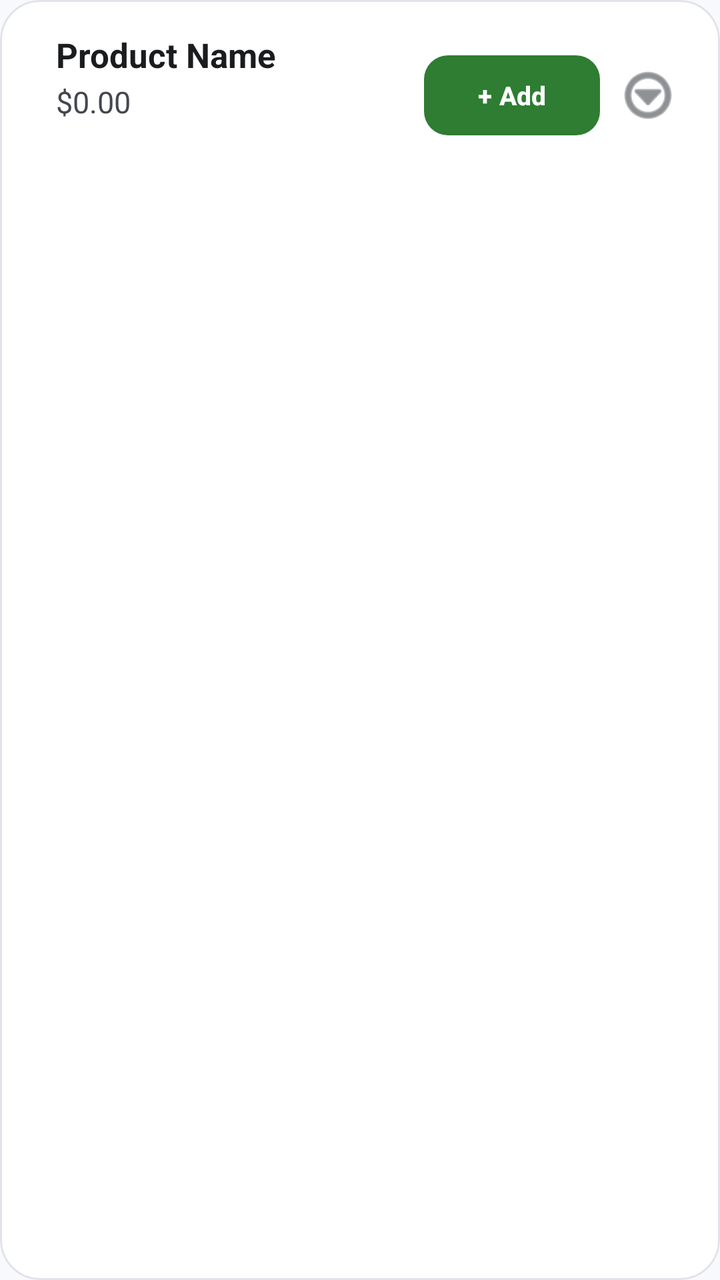
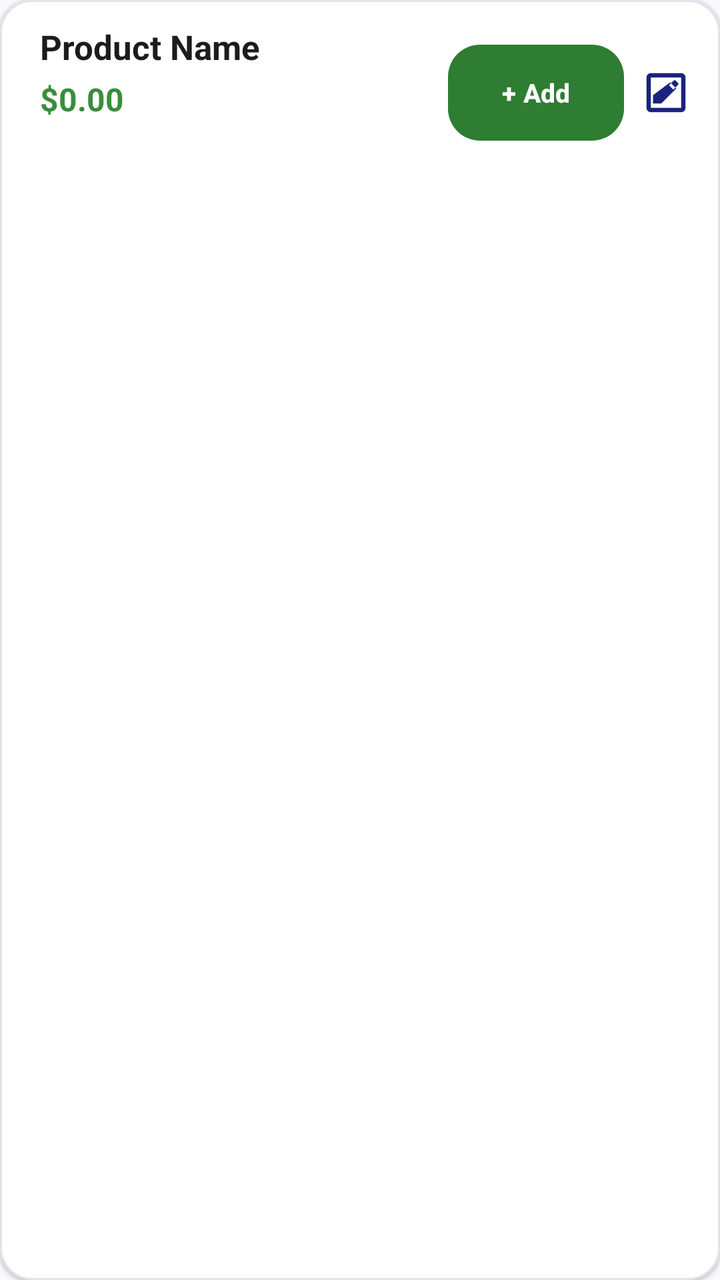

Two renders of the same Android screen: before a commit and after it. Below are the layout's source before the change and the commit's diff.
<!-- AndroidManifest.xml: application theme Theme.PosExpress -->
<!-- res/layout/product_item.xml -->
<?xml version="1.0" encoding="utf-8"?>
<com.google.android.material.card.MaterialCardView xmlns:android="http://schemas.android.com/apk/res/android"
    xmlns:app="http://schemas.android.com/apk/res-auto"
    android:id="@+id/productCard"
    android:layout_width="match_parent"
    android:layout_height="wrap_content"
    android:layout_marginHorizontal="16dp"
    android:layout_marginVertical="8dp"
    app:cardCornerRadius="20dp"
    app:cardElevation="0dp"
    app:strokeWidth="1dp"
    app:strokeColor="@color/surfaceVariant"
    app:cardBackgroundColor="@color/white">

    <LinearLayout
        android:layout_width="match_parent"
        android:layout_height="wrap_content"
        android:orientation="horizontal"
        android:gravity="center_vertical">

        
        <View
            android:id="@+id/selectionIndicator"
            android:layout_width="6dp"
            android:layout_height="match_parent"
            android:background="@color/successEmerald"
            android:visibility="gone" />

        <LinearLayout
            android:layout_width="match_parent"
            android:layout_height="wrap_content"
            android:orientation="horizontal"
            android:padding="16dp"
            android:gravity="center_vertical">



            <LinearLayout
                android:layout_width="0dp"
                android:layout_height="wrap_content"
                android:layout_weight="1"
                android:layout_marginStart="12dp"
                android:orientation="vertical">

                <LinearLayout
                    android:layout_width="wrap_content"
                    android:layout_height="wrap_content"
                    android:orientation="horizontal"
                    android:gravity="center_vertical">

                    <TextView
                        android:id="@+id/tvProductName"
                        android:layout_width="wrap_content"
                        android:layout_height="wrap_content"
                        android:text="Product Name"
                        android:textSize="17sp"
                        android:textColor="@color/textPrimary"
                        android:textStyle="bold" />

                    <TextView
                        android:id="@+id/tvQuantityBadge"
                        android:layout_width="wrap_content"
                        android:layout_height="wrap_content"
                        android:layout_marginStart="8dp"
                        android:background="@drawable/badge_background"
                        android:paddingHorizontal="8dp"
                        android:paddingVertical="2dp"
                        android:text="x1"
                        android:textColor="@color/onSuccessContainer"
                        android:textSize="11sp"
                        android:textStyle="bold"
                        android:visibility="gone" />
                </LinearLayout>

                <TextView
                    android:id="@+id/tvProductPrice"
                    android:layout_width="wrap_content"
                    android:layout_height="wrap_content"
                    android:text="$0.00"
                    android:layout_marginTop="2dp"
                    android:textSize="15sp"
                    android:textColor="@color/textSecondary" />

                <TextView
                    android:id="@+id/tvProductCategory"
                    android:layout_width="wrap_content"
                    android:layout_height="wrap_content"
                    android:layout_marginTop="2dp"
                    android:textSize="12sp"
                    android:textColor="@color/primaryLight"
                    android:textStyle="italic" />
            </LinearLayout>

            <FrameLayout
                android:layout_width="wrap_content"
                android:layout_height="wrap_content">

                <com.google.android.material.button.MaterialButton
                    android:id="@+id/btnAddCart"
                    style="@style/Widget.Material3.Button"
                    android:layout_width="wrap_content"
                    android:layout_height="wrap_content"
                    android:text="@string/btn_add"
                    android:textColor="@color/white"
                    android:textSize="13sp"
                    android:textStyle="bold"
                    app:backgroundTint="@color/successGreen"
                    app:cornerRadius="12dp"
                    android:visibility="visible"/>

                <LinearLayout
                    android:id="@+id/layoutQtyControls"
                    android:layout_width="wrap_content"
                    android:layout_height="wrap_content"
                    android:orientation="horizontal"
                    android:gravity="center"
                    android:visibility="gone">

                    <com.google.android.material.button.MaterialButton
                        android:id="@+id/btnMinus"
                        style="@style/Widget.Material3.Button.IconButton.Filled.Tonal"
                        android:layout_width="32dp"
                        android:layout_height="32dp"
                        android:padding="0dp"
                        android:text="-"
                        android:textSize="16sp"
                        app:cornerRadius="8dp" />

                    <TextView
                        android:id="@+id/tvQuantity"
                        android:layout_width="wrap_content"
                        android:layout_height="wrap_content"
                        android:layout_marginHorizontal="10dp"
                        android:text="1"
                        android:textColor="@color/textPrimary"
                        android:textSize="15sp"
                        android:textStyle="bold" />

                    <com.google.android.material.button.MaterialButton
                        android:id="@+id/btnPlus"
                        style="@style/Widget.Material3.Button.IconButton.Filled"
                        android:layout_width="32dp"
                        android:layout_height="32dp"
                        android:padding="0dp"
                        android:text="+"
                        android:textSize="16sp"
                        app:cornerRadius="8dp" />

                </LinearLayout>
            </FrameLayout>

            <ImageButton
                android:id="@+id/btnMore"
                android:layout_width="40dp"
                android:layout_height="40dp"
                android:layout_marginStart="4dp"
                android:background="?attr/selectableItemBackgroundBorderless"
                android:src="@android:drawable/ic_menu_more"
                app:tint="@color/textSecondary"
                android:contentDescription="More options" />

        </LinearLayout>

    </LinearLayout>

</com.google.android.material.card.MaterialCardView>
<!-- resources referenced by this layout -->
<resources>
  <color name="onSuccessContainer">#0A3622</color>
  <color name="primaryLight">#534BAE</color>
  <color name="successEmerald">#388E3C</color>
  <color name="successGreen">#2E7D32</color>
  <color name="surfaceVariant">#E1E2EC</color>
  <color name="textPrimary">#1A1C1E</color>
  <color name="textSecondary">#44474E</color>
  <color name="white">#FFFFFF</color>
  <!-- drawable badge_background (drawable) -->
  <?xml version="1.0" encoding="utf-8"?>
  <shape xmlns:android="http://schemas.android.com/apk/res/android">
      <solid android:color="@color/successContainer" />
      <corners android:radius="8dp" />
  </shape>
  <string name="btn_add">+ Add</string>
  <style name="Theme.PosExpress" parent="Base.Theme.PosExpress" />
  <color name="successContainer">#D1E7DD</color>
  <style name="Base.Theme.PosExpress" parent="Theme.Material3.DayNight.NoActionBar">
          <item name="colorPrimary">@color/primaryNavy</item>
          <item name="colorOnPrimary">@color/white</item>
          <item name="android:windowBackground">@color/backgroundOffWhite</item>
          <item name="android:statusBarColor">@color/primaryNavy</item>
          <item name="colorSecondaryContainer">@color/surfaceVariant</item>
          <item name="colorOnSecondaryContainer">@color/primaryNavy</item>
      </style>
  <color name="primaryNavy">#1A237E</color>
  <color name="backgroundOffWhite">#F8F9FA</color>
</resources>

<!-- the commit's change to res/layout/product_item.xml (unified diff, before → after) -->
@@ -6,8 +6,8 @@
     android:layout_height="wrap_content"
     android:layout_marginHorizontal="16dp"
     android:layout_marginVertical="8dp"
-    app:cardCornerRadius="20dp"
-    app:cardElevation="0dp"
+    app:cardCornerRadius="16dp"
+    app:cardElevation="1dp"
     app:strokeWidth="1dp"
     app:strokeColor="@color/surfaceVariant"
     app:cardBackgroundColor="@color/white">
@@ -30,16 +30,14 @@
             android:layout_width="match_parent"
             android:layout_height="wrap_content"
             android:orientation="horizontal"
-            android:padding="16dp"
+            android:padding="12dp"
             android:gravity="center_vertical">
-
-
 
             <LinearLayout
                 android:layout_width="0dp"
                 android:layout_height="wrap_content"
                 android:layout_weight="1"
-                android:layout_marginStart="12dp"
+                android:layout_marginStart="8dp"
                 android:orientation="vertical">
 
                 <LinearLayout
@@ -77,15 +75,16 @@
                     android:layout_width="wrap_content"
                     android:layout_height="wrap_content"
                     android:text="$0.00"
-                    android:layout_marginTop="2dp"
-                    android:textSize="15sp"
-                    android:textColor="@color/textSecondary" />
+                    android:layout_marginTop="4dp"
+                    android:textSize="16sp"
+                    android:textStyle="bold"
+                    android:textColor="@color/successEmerald" />
 
                 <TextView
                     android:id="@+id/tvProductCategory"
                     android:layout_width="wrap_content"
                     android:layout_height="wrap_content"
-                    android:layout_marginTop="2dp"
+                    android:layout_marginTop="4dp"
                     android:textSize="12sp"
                     android:textColor="@color/primaryLight"
                     android:textStyle="italic" />
@@ -93,7 +92,8 @@
 
             <FrameLayout
                 android:layout_width="wrap_content"
-                android:layout_height="wrap_content">
+                android:layout_height="wrap_content"
+                android:layout_marginStart="8dp">
 
                 <com.google.android.material.button.MaterialButton
                     android:id="@+id/btnAddCart"
@@ -104,8 +104,12 @@
                     android:textColor="@color/white"
                     android:textSize="13sp"
                     android:textStyle="bold"
+                    android:insetTop="0dp"
+                    android:insetBottom="0dp"
+                    android:paddingHorizontal="4dp"
+                    android:paddingVertical="4dp"
                     app:backgroundTint="@color/successGreen"
-                    app:cornerRadius="12dp"
+                    app:cornerRadius="16dp"
                     android:visibility="visible"/>
 
                 <LinearLayout
@@ -119,12 +123,12 @@
                     <com.google.android.material.button.MaterialButton
                         android:id="@+id/btnMinus"
                         style="@style/Widget.Material3.Button.IconButton.Filled.Tonal"
-                        android:layout_width="32dp"
-                        android:layout_height="32dp"
+                        android:layout_width="34dp"
+                        android:layout_height="34dp"
                         android:padding="0dp"
                         android:text="-"
                         android:textSize="16sp"
-                        app:cornerRadius="8dp" />
+                        app:cornerRadius="10dp" />
 
                     <TextView
                         android:id="@+id/tvQuantity"
@@ -139,25 +143,27 @@
                     <com.google.android.material.button.MaterialButton
                         android:id="@+id/btnPlus"
                         style="@style/Widget.Material3.Button.IconButton.Filled"
-                        android:layout_width="32dp"
-                        android:layout_height="32dp"
+                        android:layout_width="34dp"
+                        android:layout_height="34dp"
                         android:padding="0dp"
                         android:text="+"
                         android:textSize="16sp"
-                        app:cornerRadius="8dp" />
+                        app:cornerRadius="10dp" />
 
                 </LinearLayout>
             </FrameLayout>
 
             <ImageButton
                 android:id="@+id/btnMore"
-                android:layout_width="40dp"
-                android:layout_height="40dp"
-                android:layout_marginStart="4dp"
+                android:layout_width="30dp"
+                android:layout_height="30dp"
+                android:layout_marginStart="6dp"
                 android:background="?attr/selectableItemBackgroundBorderless"
-                android:src="@android:drawable/ic_menu_more"
-                app:tint="@color/textSecondary"
-                android:contentDescription="More options" />
+                android:src="@drawable/ic_edit_modern"
+                android:scaleType="centerInside"
+                android:padding="2dp"
+                app:tint="@color/primaryNavy"
+                android:contentDescription="Edit Product" />
 
         </LinearLayout>
 
<!-- resource entries referenced after the edit -->
@@ -2,11 +2,11 @@
 <resources>
   <color name="onSuccessContainer">#0A3622</color>
   <color name="primaryLight">#534BAE</color>
+  <color name="primaryNavy">#1A237E</color>
   <color name="successEmerald">#388E3C</color>
   <color name="successGreen">#2E7D32</color>
   <color name="surfaceVariant">#E1E2EC</color>
   <color name="textPrimary">#1A1C1E</color>
-  <color name="textSecondary">#44474E</color>
   <color name="white">#FFFFFF</color>
   <!-- drawable badge_background (drawable) -->
   <?xml version="1.0" encoding="utf-8"?>
@@ -14,6 +14,16 @@
       <solid android:color="@color/successContainer" />
       <corners android:radius="8dp" />
   </shape>
+  <!-- drawable ic_edit_modern (drawable) -->
+  <vector xmlns:android="http://schemas.android.com/apk/res/android"
+      android:width="40dp"
+      android:height="40dp"
+      android:viewportWidth="24"
+      android:viewportHeight="24">
+      <path
+          android:fillColor="#FF000000"
+          android:pathData="M19,3H5C3.89,3 3,3.89 3,5V19C3,20.1 3.89,21 5,21H19C20.11,21 21,20.1 21,19V5C21,3.89 20.11,3 19,3M19,19H5V5H19V19M17.58,7.58C17.81,7.81 17.81,8.19 17.58,8.42L15.42,10.58L13.42,8.58L15.58,6.42C15.81,6.19 16.19,6.19 16.42,6.42L17.58,7.58M6,13.17V17H9.83L16.76,10.07L13.93,7.24L6,13.17Z" />
+  </vector>
   <string name="btn_add">+ Add</string>
   <style name="Theme.PosExpress" parent="Base.Theme.PosExpress" />
   <color name="successContainer">#D1E7DD</color>
@@ -25,7 +35,6 @@
           <item name="colorSecondaryContainer">@color/surfaceVariant</item>
           <item name="colorOnSecondaryContainer">@color/primaryNavy</item>
       </style>
-  <color name="primaryNavy">#1A237E</color>
   <color name="backgroundOffWhite">#F8F9FA</color>
 </resources>
 
